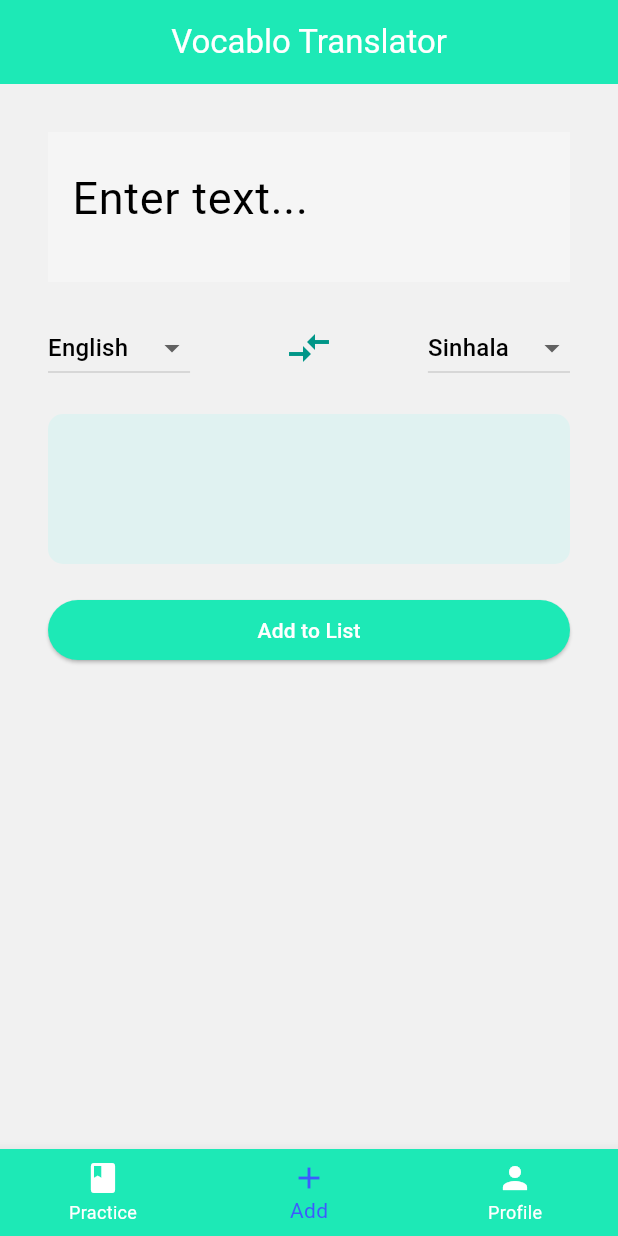
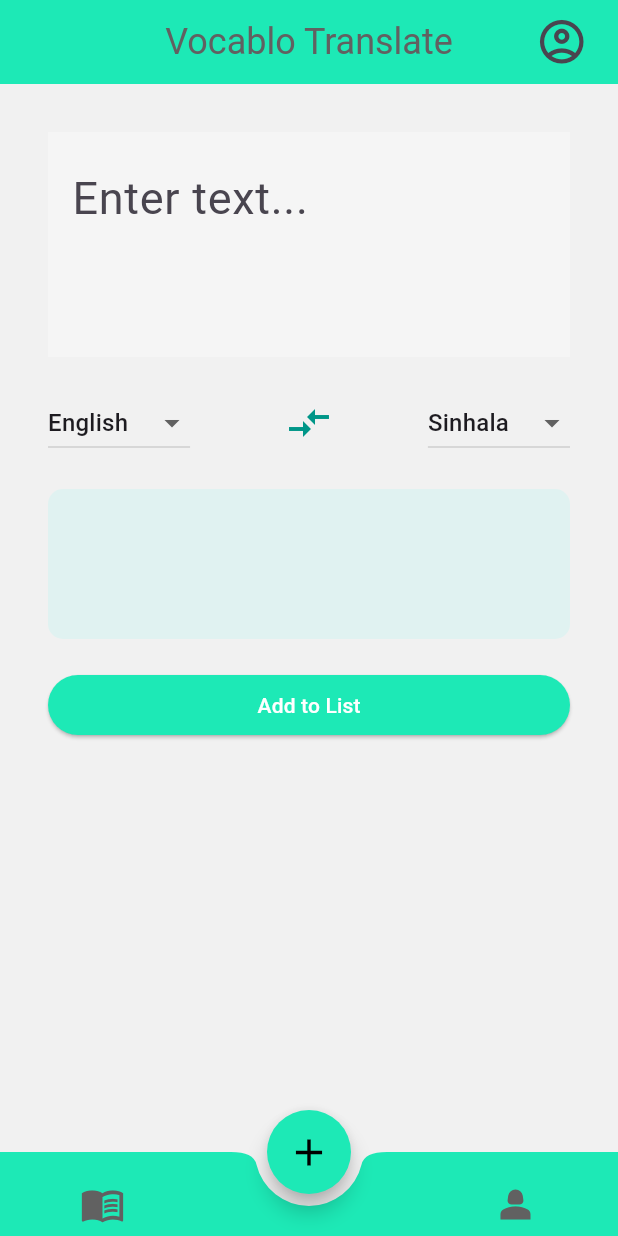
Before and after one commit to Nadun-Charuka/Vocablo, a Flutter app: the screen it shows after launch, on a phone screen of 412 x 824 dp. Run offline on Flutter 3.47's test engine with Material 3 defaults, Android fonts, the phone set to English and light mode, and no system bars; missing offline and left inert: translator.

Commit message:
ui changes

```diff
--- /dev/null
+++ b/lib/constants/colors.dart
@@ -0,0 +1,23 @@
+import 'package:flutter/material.dart';
+
+/// Primary Colors
+const Color kVibrantTeal = Color(0xFF1DE9B6);
+const Color kLightIndigo = Color(0xFF3D5AFE);
+
+/// Button Colors
+const Color kCoralButton = Color(0xFFFF6F61);
+const Color kLightTealButton = Color(0xFFA5E1D5);
+
+/// Warning Colors
+const Color kLightYellowWarning = Color(0xFFF9E79F);
+const Color kWarningIconColor = Colors.orange;
+const Color kDarkSlateGray = Color(0xFF2F4F4F);
+
+/// Neutral Colors
+const Color kSoftLightGray = Color(0xFFF1F1F1);
+
+/// Link Colors
+const Color kTealLink = Color(0xFF1DE9B6);
+
+/// Additional Text Colors
+const Color kCharcoalGray = Color(0xFF616161);
--- a/lib/main.dart
+++ b/lib/main.dart
@@ -1,7 +1,8 @@
 import 'package:flutter/material.dart';
-import 'package:vocablo_app/all_colors_page.dart';
-import 'package:vocablo_app/home_page.dart';
-import 'package:vocablo_app/translation_page.dart';
+import 'package:vocablo_app/constants/colors.dart';
+import 'package:vocablo_app/screens/practice_screen.dart';
+import 'package:vocablo_app/screens/add_new_screen.dart';
+import 'package:vocablo_app/screens/profile_screen.dart';
 
 void main() async {
   runApp(const MyApp());
@@ -16,65 +17,88 @@ class MyApp extends StatefulWidget {
 
 class _MyAppState extends State<MyApp> {
   int _currentIndex = 1;
+  PageController controller = PageController();
 
   final List<Widget> _pages = [
-    const HomePage(),
-    TranslatorScreen(),
-    const AllColorsPage(),
+    const PracticeScreen(),
+    AddNewScreen(),
+    const ProfileScreen(),
   ];
+
+  void nextPage(index) {
+    setState(() {
+      _currentIndex = index;
+      controller.jumpToPage(index);
+    });
+  }
+
   @override
   Widget build(BuildContext context) {
     return MaterialApp(
       debugShowCheckedModeBanner: false,
       theme: ThemeData(
-        primaryColor: const Color(0xFF1DE9B6), // Vibrant Teal
-        scaffoldBackgroundColor: const Color(0xFFF1F1F1), // Soft Light Gray
-        textTheme: const TextTheme(
-          bodyLarge:
-              TextStyle(color: Color(0xFF2F4F4F)), // Dark Slate Gray Text
-          bodyMedium: TextStyle(color: Color(0xFF1DE9B6)), // Teal Text
-          titleLarge:
-              TextStyle(color: Color(0xFF2F4F4F)), // Dark Slate Gray for titles
-          bodySmall: TextStyle(
-              color: Color(0xFF616161)), // Charcoal Gray for secondary text
-        ),
-        buttonTheme: const ButtonThemeData(
-          buttonColor: Color(0xFFFF6F61), // Coral Button Color
-        ),
-        colorScheme: ColorScheme.fromSwatch()
-            .copyWith(
-                secondary: const Color(0xFF3D5AFE)) // Light Indigo Accent Color
-            .copyWith(
-                surface: const Color(
-                    0xFFF1F1F1)), // Surface color (matches background)
+        scaffoldBackgroundColor: kSoftLightGray,
       ),
       home: Scaffold(
-        bottomNavigationBar: BottomNavigationBar(
-          backgroundColor: const Color(0xFF1DE9B6), // Vibrant Teal
-          selectedItemColor: const Color(0xFF3D5AFE), // Light Indigo
-          unselectedItemColor: Colors.white,
-          currentIndex: _currentIndex,
-          onTap: (index) {
-            setState(() {
-              _currentIndex = index;
-            });
+        floatingActionButton: FloatingActionButton(
+          shape: CircleBorder(),
+          backgroundColor: kVibrantTeal,
+          onPressed: () {
+            nextPage(1);
           },
-          items: const [
-            BottomNavigationBarItem(
-              icon: Icon(Icons.book),
-              label: 'Practice',
-            ),
-            BottomNavigationBarItem(
-              icon: Icon(Icons.add),
-              label: 'Add',
-            ),
-            BottomNavigationBarItem(
-              icon: Icon(Icons.person),
-              label: 'Profile',
-            ),
-          ],
+          child: Icon(
+            Icons.add,
+            color: _currentIndex == 1 ? Colors.black : kCharcoalGray,
+            size: 30,
+          ),
         ),
-        body: _pages[_currentIndex],
+        resizeToAvoidBottomInset: false,
+        floatingActionButtonLocation: FloatingActionButtonLocation.centerDocked,
+        bottomNavigationBar: BottomAppBar(
+          height: kBottomNavigationBarHeight,
+          color: kVibrantTeal,
+          shape: CircularNotchedRectangle(),
+          notchMargin: 8,
+          child: Row(
+            children: [
+              Spacer(
+                flex: 1,
+              ),
+              IconButton(
+                onPressed: () {
+                  nextPage(0);
+                },
+                icon: Icon(
+                  Icons.menu_book,
+                  size: 30,
+                  color: _currentIndex == 0 ? Colors.black : kCharcoalGray,
+                ),
+              ),
+              Spacer(
+                flex: 8,
+              ),
+              IconButton(
+                onPressed: () {
+                  nextPage(2);
+                },
+                icon: Icon(
+                  Icons.person_2,
+                  size: 30,
+                  color: _currentIndex == 2 ? Colors.black : kCharcoalGray,
+                ),
+              ),
+              Spacer(
+                flex: 1,
+              ),
+            ],
+          ),
+        ),
+        body: PageView.builder(
+          controller: controller,
+          itemBuilder: (context, index) {
+            return _pages[_currentIndex];
+          },
+        ),
       ),
     );
   }
--- /dev/null
+++ b/lib/screens/add_new_screen.dart
@@ -0,0 +1,199 @@
+import 'package:flutter/material.dart';
+import 'package:translator/translator.dart';
+import 'package:vocablo_app/widgets/custom_appbar.dart';
+
+class AddNewScreen extends StatefulWidget {
+  @override
+  _AddNewScreenState createState() => _AddNewScreenState();
+}
+
+class _AddNewScreenState extends State<AddNewScreen> {
+  final GoogleTranslator _translator = GoogleTranslator();
+  final TextEditingController _textController = TextEditingController();
+
+  String _fromLanguage = 'en'; // Default: English
+  String _toLanguage = 'si'; // Default: Sinhala
+
+  String _currentTranslatedWord = ""; // Holds the current translation
+  List<Map<String, String>> _translations = []; // ListView storage
+
+  void _swapLanguages() {
+    setState(() {
+      String temp = _fromLanguage;
+      _fromLanguage = _toLanguage;
+      _toLanguage = temp;
+      _currentTranslatedWord = "";
+      _textController.clear();
+    });
+  }
+
+  void _translateText(String text) async {
+    if (text.isNotEmpty) {
+      final translation = await _translator.translate(
+        text,
+        from: _fromLanguage,
+        to: _toLanguage,
+      );
+      setState(() {
+        _currentTranslatedWord = translation.text;
+      });
+    } else {
+      setState(() {
+        _currentTranslatedWord = "";
+      });
+    }
+  }
+
+  void _addToList() {
+    if (_textController.text.isNotEmpty && _currentTranslatedWord.isNotEmpty) {
+      setState(() {
+        _translations.add({
+          "original": _textController.text,
+          "translated": _currentTranslatedWord,
+        });
+        _textController.clear();
+        _currentTranslatedWord = "";
+      });
+    }
+  }
+
+  Widget _buildDropdown(String value, void Function(String?) onChanged) {
+    return DropdownButton<String>(
+      value: value,
+      items: const [
+        DropdownMenuItem(value: 'en', child: Text('English')),
+        DropdownMenuItem(value: 'si', child: Text('Sinhala')),
+        DropdownMenuItem(value: 'ko', child: Text('Korean')),
+        DropdownMenuItem(value: 'ja', child: Text('Japanese')),
+      ],
+      onChanged: (String? newValue) {
+        if (newValue != null) {
+          onChanged(newValue);
+          _translateText(_textController.text);
+        }
+      },
+    );
+  }
+
+  @override
+  Widget build(BuildContext context) {
+    return Scaffold(
+      appBar: const CustomAppbar(),
+      body: SingleChildScrollView(
+        child: Padding(
+          padding: const EdgeInsets.all(32.0),
+          child: Column(
+            crossAxisAlignment: CrossAxisAlignment.start,
+            children: [
+              // Input TextField
+              Container(
+                height: 150,
+                color: Colors.grey.shade100,
+                child: TextField(
+                  style: const TextStyle(fontSize: 35),
+                  controller: _textController,
+                  onChanged: _translateText,
+                  decoration: InputDecoration(
+                    hintText: "Enter text...",
+                    hintStyle: const TextStyle(fontSize: 30),
+                    filled: true,
+                    fillColor: Colors.grey.shade100,
+                    border: OutlineInputBorder(
+                      borderRadius: BorderRadius.circular(10),
+                      borderSide: BorderSide.none,
+                    ),
+                  ),
+                ),
+              ),
+              const SizedBox(height: 20),
+
+              // Language Selection Row
+              Row(
+                mainAxisAlignment: MainAxisAlignment.spaceBetween,
+                children: [
+                  Column(
+                    children: [
+                      _buildDropdown(_fromLanguage, (value) {
+                        setState(() => _fromLanguage = value!);
+                      }),
+                    ],
+                  ),
+                  IconButton(
+                    icon: const Icon(Icons.compare_arrows,
+                        size: 32, color: Colors.teal),
+                    onPressed: _swapLanguages,
+                  ),
+                  Column(
+                    children: [
+                      _buildDropdown(_toLanguage, (value) {
+                        setState(() => _toLanguage = value!);
+                      }),
+                    ],
+                  ),
+                ],
+              ),
+              const SizedBox(height: 20),
+
+              // Translated Word Display
+              Container(
+                height: 100,
+                width: double.infinity,
+                padding: const EdgeInsets.all(12),
+                decoration: BoxDecoration(
+                  color: Colors.teal.shade50,
+                  borderRadius: BorderRadius.circular(10),
+                ),
+                child: Text(
+                  _currentTranslatedWord.isNotEmpty
+                      ? _currentTranslatedWord
+                      : "",
+                  style: const TextStyle(fontSize: 35),
+                ),
+              ),
+              const SizedBox(height: 20),
+
+              // Add to List Button
+              Container(
+                width: double.infinity,
+                child: ElevatedButton(
+                  onPressed: _addToList,
+                  style: ElevatedButton.styleFrom(
+                    backgroundColor: const Color(0xFF1DE9B6),
+                    foregroundColor: Colors.white,
+                  ),
+                  child: const Text("Add to List"),
+                ),
+              ),
+              const SizedBox(height: 10),
+
+              // Translation List
+              ListView.builder(
+                physics: const NeverScrollableScrollPhysics(),
+                shrinkWrap: true,
+                itemCount: _translations.length,
+                itemBuilder: (context, index) {
+                  final item = _translations[index];
+                  return Card(
+                    color: Colors.grey.shade200,
+                    margin: const EdgeInsets.symmetric(vertical: 5),
+                    child: Padding(
+                      padding: const EdgeInsets.all(12.0),
+                      child: Text(
+                        "${item['original']} - ${item['translated']}",
+                        style: const TextStyle(
+                          fontSize: 16,
+                          fontWeight: FontWeight.w500,
+                          color: Colors.black,
+                        ),
+                      ),
+                    ),
+                  );
+                },
+              ),
+            ],
+          ),
+        ),
+      ),
+    );
+  }
+}
--- a/lib/translation_page.dart
+++ /dev/null
@@ -1,206 +0,0 @@
-import 'package:flutter/material.dart';
-import 'package:translator/translator.dart';
-
-class TranslatorScreen extends StatefulWidget {
-  @override
-  _TranslatorScreenState createState() => _TranslatorScreenState();
-}
-
-class _TranslatorScreenState extends State<TranslatorScreen> {
-  final GoogleTranslator _translator = GoogleTranslator();
-  final TextEditingController _textController = TextEditingController();
-
-  String _fromLanguage = 'en'; // Default: English
-  String _toLanguage = 'si'; // Default: Sinhala
-
-  String _currentTranslatedWord = " "; // Holds the current translation
-  List<Map<String, String>> _translations = []; // ListView storage
-
-  // Function to swap the languages
-  void _swapLanguages() {
-    setState(() {
-      String temp = _fromLanguage;
-      _fromLanguage = _toLanguage;
-      _toLanguage = temp;
-      _currentTranslatedWord = "";
-      _textController.clear();
-    });
-  }
-
-  // Function to translate text and display in the container
-  void _translateText(String text) async {
-    if (text.isNotEmpty) {
-      final translation = await _translator.translate(
-        text,
-        from: _fromLanguage,
-        to: _toLanguage,
-      );
-      setState(() {
-        _currentTranslatedWord = translation.text;
-      });
-    } else {
-      setState(() {
-        _currentTranslatedWord = "";
-      });
-    }
-  }
-
-  // Add to ListView
-  void _addToList() {
-    if (_textController.text.isNotEmpty && _currentTranslatedWord.isNotEmpty) {
-      setState(() {
-        _translations.add({
-          "original": _textController.text,
-          "translated": _currentTranslatedWord
-        });
-        _textController.clear();
-        _currentTranslatedWord = "";
-      });
-    }
-  }
-
-  // Dropdown Builder
-  Widget _buildDropdown(String value, void Function(String?) onChanged) {
-    return DropdownButton<String>(
-      value: value,
-      items: const [
-        DropdownMenuItem(value: 'en', child: Text('English')),
-        DropdownMenuItem(value: 'si', child: Text('Sinhala')),
-        DropdownMenuItem(value: 'ko', child: Text('Korean')),
-        DropdownMenuItem(value: 'ja', child: Text('Japanese')),
-      ],
-      onChanged: (String? newValue) {
-        if (newValue != null) {
-          onChanged(newValue);
-          _translateText(_textController.text);
-        }
-      },
-    );
-  }
-
-  @override
-  Widget build(BuildContext context) {
-    return Scaffold(
-      appBar: AppBar(
-        backgroundColor: const Color(0xFF1DE9B6),
-        title: const Text("Vocablo Translator",
-            style: TextStyle(color: Colors.white)),
-        centerTitle: true,
-      ),
-      body: Padding(
-        padding: const EdgeInsets.all(32.0),
-        child: Column(
-          children: [
-            // Input TextField
-            Container(
-              height: 100,
-              color: Colors.grey.shade100,
-              child: TextField(
-                style: TextStyle(fontSize: 35),
-                controller: _textController,
-                onChanged: _translateText,
-                decoration: InputDecoration(
-                  hintText: "Enter text...",
-                  hintStyle: TextStyle(fontSize: 30),
-                  filled: true,
-                  fillColor: Colors.grey.shade100,
-                  border: OutlineInputBorder(
-                    borderRadius: BorderRadius.circular(10),
-                    borderSide: BorderSide.none,
-                  ),
-                ),
-              ),
-            ),
-            const SizedBox(height: 20),
-
-            // Language Selection Row
-            Row(
-              mainAxisAlignment: MainAxisAlignment.spaceBetween,
-              children: [
-                Column(
-                  children: [
-                    //Text("From"),
-                    _buildDropdown(_fromLanguage, (value) {
-                      setState(() => _fromLanguage = value!);
-                    }),
-                  ],
-                ),
-                IconButton(
-                  icon: const Icon(Icons.compare_arrows,
-                      size: 32, color: Colors.teal),
-                  onPressed: _swapLanguages, // Swap Functionality
-                ),
-                Column(
-                  children: [
-                    //Text("To"),
-                    _buildDropdown(_toLanguage, (value) {
-                      setState(() => _toLanguage = value!);
-                    }),
-                  ],
-                ),
-              ],
-            ),
-
-            const SizedBox(height: 20),
-
-            // Translated Word Display
-            Container(
-              height: 100,
-              width: double.infinity,
-              padding: const EdgeInsets.all(12),
-              decoration: BoxDecoration(
-                color: Colors.teal.shade50,
-                borderRadius: BorderRadius.circular(10),
-              ),
-              child: Text(
-                _currentTranslatedWord.isNotEmpty ? _currentTranslatedWord : "",
-                style: const TextStyle(fontSize: 35),
-              ),
-            ),
-            const SizedBox(height: 20),
-
-            // Add to List Button
-            Container(
-              width: double.infinity,
-              child: ElevatedButton(
-                onPressed: _addToList,
-                style: ElevatedButton.styleFrom(
-                  backgroundColor: const Color(0xFF1DE9B6),
-                  foregroundColor: Colors.white,
-                ),
-                child: const Text("Add to List"),
-              ),
-            ),
-            const SizedBox(height: 10),
-
-            // Translation List
-            Expanded(
-              child: ListView.builder(
-                itemCount: _translations.length,
-                itemBuilder: (context, index) {
-                  final item = _translations[index];
-                  return Card(
-                    color: Colors.grey.shade200,
-                    margin: const EdgeInsets.symmetric(vertical: 5),
-                    child: Padding(
-                      padding: const EdgeInsets.all(
-                          12.0), // Adds some padding around the text
-                      child: Text(
-                        "${item['original']} - ${item['translated']}", // Displays both original and translated words
-                        style: const TextStyle(
-                          fontSize: 16,
-                          fontWeight: FontWeight.w500,
-                          color: Colors.black,
-                        ),
-                      ),
-                    ),
-                  );
-                },
-              ),
-            ),
-          ],
-        ),
-      ),
-    );
-  }
-}
--- /dev/null
+++ b/lib/widgets/custom_appbar.dart
@@ -0,0 +1,31 @@
+import 'package:flutter/material.dart';
+import 'package:vocablo_app/constants/colors.dart';
+
+class CustomAppbar extends StatelessWidget implements PreferredSizeWidget {
+  const CustomAppbar({super.key});
+
+  @override
+  Widget build(BuildContext context) {
+    return AppBar(
+      backgroundColor: const Color(0xFF1DE9B6),
+      title: const Text("Vocablo Translate",
+          style: TextStyle(
+            color: kCharcoalGray,
+            fontSize: 24,
+          )),
+      centerTitle: true,
+      actions: [
+        Icon(
+          Icons.account_circle_outlined,
+          size: 35,
+        ),
+        SizedBox(
+          width: 20,
+        )
+      ],
+    );
+  }
+
+  @override
+  Size get preferredSize => const Size.fromHeight(kToolbarHeight);
+}
```
Also changed, not shown: lib/home_page.dart (deleted, +0 -39 lines), lib/screens/all_colors_page.dart (renamed from lib/all_colors_page.dart, +60 -31 lines), lib/screens/practice_screen.dart (added, +24 -0 lines), lib/screens/profile_screen.dart (added, +13 -0 lines).
